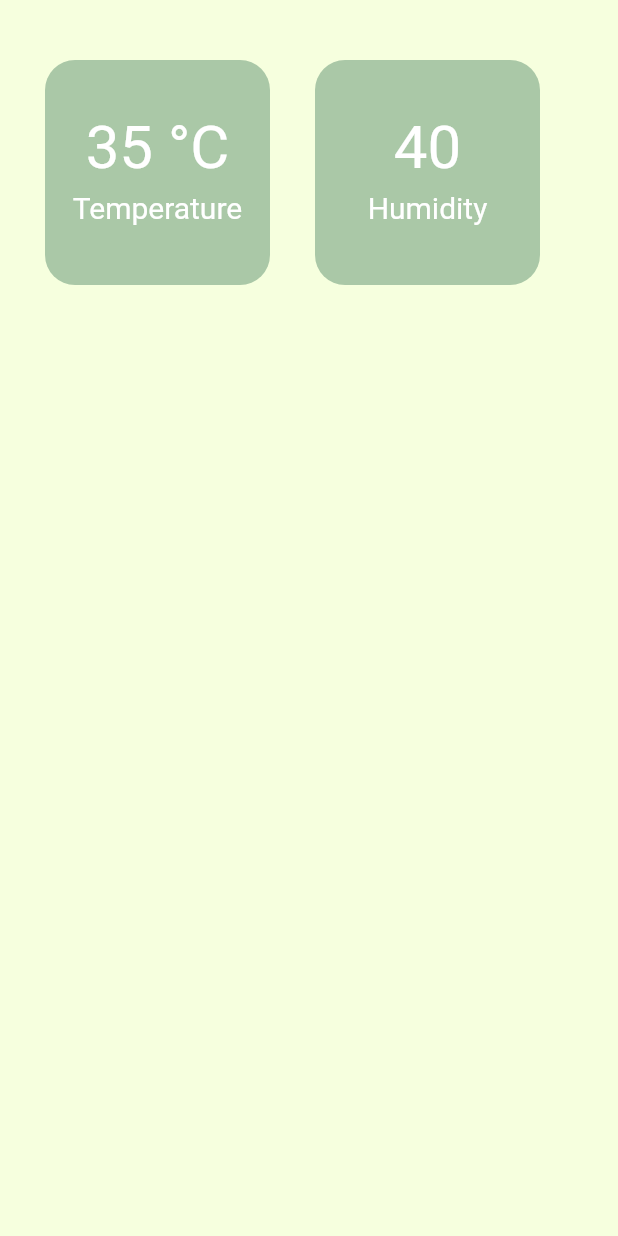
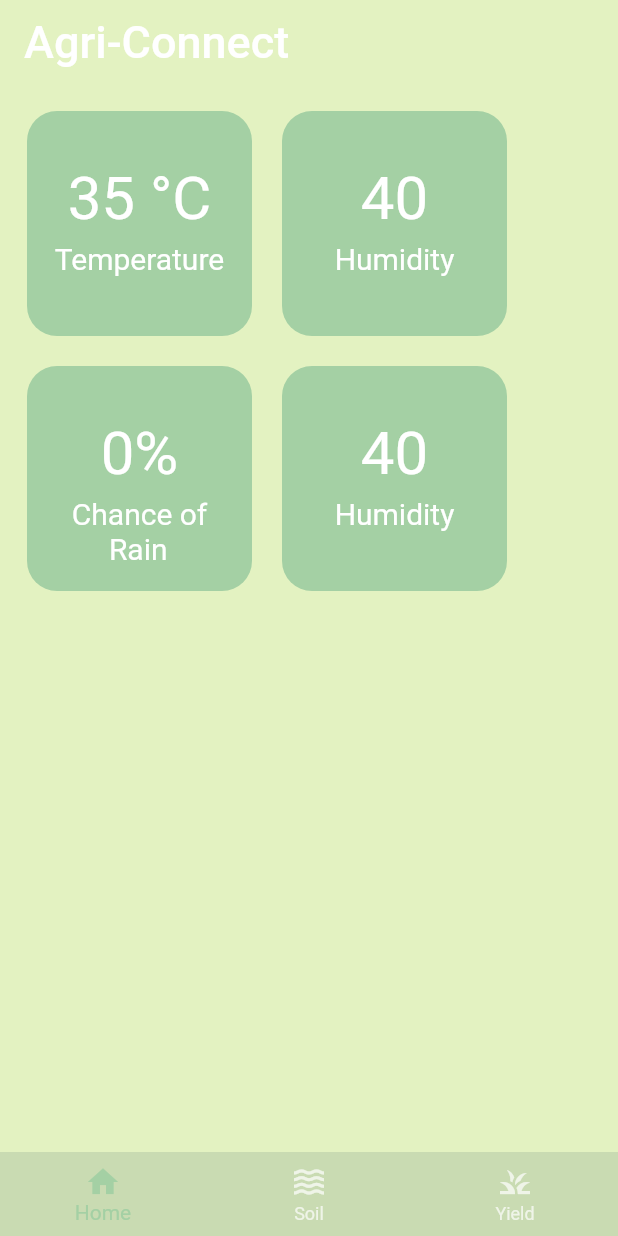
Before and after one commit to Adithya-Sakaray/Agri-Connect, a Flutter app: the screen it shows after launch, on a phone screen of 412 x 824 dp. Run offline on Flutter 3.47's test engine with Material 2 defaults, Android fonts, the phone set to English and light mode, and no system bars; our stand-ins replace get.

Commit message:
weather api integration

```diff
--- a/lib/ThemeData.dart
+++ b/lib/ThemeData.dart
@@ -4,9 +4,9 @@ class AppTheme{
   static ThemeData darkThemeData = ThemeData(
       colorScheme: const ColorScheme(
     brightness: Brightness.dark,
-    background: Color(0xFFF6FFDE),
-    primary: Color(0xFFE3F2C1),
-    secondary: Color(0xFFC9DBB2),
+    background: Color(0xFFE3F2C1),
+    primary: Color(0xFFC9DBB2),
+    secondary: Color(0xFFA4D0A4),
     tertiary: Color(0xFFAAC8A7),
     error: Colors.red,
     onError: Colors.red,
--- a/lib/components/SensorContainer.dart
+++ b/lib/components/sensor_container.dart
@@ -11,13 +11,13 @@ class SensorContainer extends StatelessWidget {
       height: 150,
       width: 150,
       decoration: BoxDecoration(
-        color: Theme.of(context).colorScheme.tertiary,
+        color: Theme.of(context).colorScheme.secondary,
         borderRadius: BorderRadius.circular(20)
         ),
         child: Center(
           child: Column(children: [
             SizedBox(height: 35,),
-            Text("$value", style: TextStyle(fontSize: 40, ),),
+            Text("$value", textAlign: TextAlign.center,style: TextStyle(fontSize: 40, ),),
             SizedBox(height: 5,),
             Text(type, style: TextStyle(fontSize: 20),)
           ]),
--- /dev/null
+++ b/lib/controllers/weather_controller.dart
@@ -0,0 +1,15 @@
+import 'dart:async';
+
+import 'package:flutter/material.dart';
+import "package:get/get.dart";
+
+import '../services/weather_service.dart';
+
+class WeatherController extends GetxController {
+
+  var rain = "0".obs;
+
+  void getRain() async {
+    rain = await WeatherService.getRain();
+  }
+}
--- a/lib/main.dart
+++ b/lib/main.dart
@@ -1,6 +1,7 @@
 import 'package:flutter/material.dart';
 import 'package:iot_project/ThemeData.dart';
-import 'package:iot_project/screens/HomeScreen.dart';
+import 'package:iot_project/screens/bottom_nav_bar.dart';
+import 'package:iot_project/screens/home_screen.dart';
 
 void main() {
   runApp(const MyApp());
@@ -16,7 +17,7 @@ class MyApp extends StatelessWidget {
       debugShowCheckedModeBanner: false,
       title: 'Flutter Demo',
       theme: AppTheme.darkThemeData,
-      home: const HomeScreen(),
+      home: const BottomNavBar(),
     );
   }
 }
--- a/lib/screens/HomeScreen.dart
+++ /dev/null
@@ -1,32 +0,0 @@
-import 'package:flutter/material.dart';
-import 'package:iot_project/components/SensorContainer.dart';
-
-class HomeScreen extends StatelessWidget {
-  const HomeScreen({super.key});
-
-  @override
-  Widget build(BuildContext context) {
-    return Scaffold(
-      backgroundColor: Theme.of(context).colorScheme.background,
-      body: SafeArea(
-        child: SingleChildScrollView(child: Column(
-          children: [
-
-            Row(
-              children: [
-                Padding(
-                  padding: const EdgeInsets.only(right:15, left: 30, top: 40),
-                  child: SensorContainer(value: "35 °C", type: "Temperature"),
-                ),
-                Padding(
-              padding: const EdgeInsets.only(right:30, left: 15, top: 40),
-              child: SensorContainer(value: "40", type: "Humidity",),
-            ),
-              ],
-            ),
-          ],
-        ),)
-      ),
-    );
-  }
-}
--- /dev/null
+++ b/lib/screens/bottom_nav_bar.dart
@@ -0,0 +1,58 @@
+import 'package:flutter/material.dart';
+import 'package:iot_project/screens/soil_screen.dart';
+import 'soil_screen.dart';
+import 'home_screen.dart';
+import 'yield_screen.dart';
+
+class BottomNavBar extends StatefulWidget {
+  const BottomNavBar({super.key});
+
+  @override
+  State<BottomNavBar> createState() => _BottomNavBarState();
+}
+
+class _BottomNavBarState extends State<BottomNavBar> {
+
+
+  int selectedIndex = 0;
+  void setIndex(int index){
+    setState(() {
+      selectedIndex = index;
+    });
+  }
+
+  final List <Widget> pages = [
+    HomeScreen(),
+    SoilScreen(),
+    YieldScreen(),
+  ];
+  @override
+  Widget build(BuildContext context) {
+    return Scaffold(
+      bottomNavigationBar: BottomNavigationBar(
+        currentIndex: selectedIndex,
+        onTap: setIndex,
+        backgroundColor: Theme.of(context).colorScheme.primary,
+        elevation: 0,
+        selectedItemColor: Theme.of(context).colorScheme.secondary,
+        unselectedItemColor: Colors.white70,
+        items:  [
+          BottomNavigationBarItem(
+            icon: Icon(Icons.home),
+            label: "Home"
+          ),
+          BottomNavigationBarItem(
+            icon: Icon(Icons.waves),
+            label: "Soil",
+          ),
+          BottomNavigationBarItem(
+            icon: Icon(Icons.grass),
+            label: "Yield",
+          ),
+        ],
+      ),
+
+      body: pages[selectedIndex],
+    );
+  }
+}
--- /dev/null
+++ b/lib/screens/home_screen.dart
@@ -0,0 +1,72 @@
+import 'dart:async';
+
+import 'package:flutter/material.dart';
+import 'package:get/get.dart';
+import 'package:iot_project/components/sensor_container.dart';
+import 'package:iot_project/controllers/weather_controller.dart';
+
+class HomeScreen extends StatefulWidget {
+  const HomeScreen({super.key});
+
+  @override
+  State<HomeScreen> createState() => _HomeScreenState();
+}
+
+class _HomeScreenState extends State<HomeScreen> {
+
+  final WeatherController weatherController = Get.put(WeatherController());
+
+  @override
+  void onInitState(){
+    super.initState();
+    weatherController.getRain();
+  }
+  @override
+  Widget build(BuildContext context) {
+    return Scaffold(
+      appBar: AppBar(
+        backgroundColor: Theme.of(context).colorScheme.background,
+        elevation: 0,
+        title: Text("Agri-Connect", style: TextStyle(fontSize: 30,color: Colors.white),),
+      ),
+      backgroundColor: Theme.of(context).colorScheme.background,
+      body: SafeArea(
+        child: Padding(
+          padding: const EdgeInsets.all(8.0),
+          child: SingleChildScrollView(child: Column(
+            children: [
+
+              Row(
+                children: [
+                  Padding(
+                    padding: const EdgeInsets.all(10.0),
+                    child: SensorContainer(value: "35 °C", type: "Temperature"),
+                  ),
+                  Padding(
+                padding: const EdgeInsets.all(10.0),
+                child: SensorContainer(value: "40", type: "Humidity",),
+              ),
+                ],
+              ),
+
+              Row(
+                children: [
+                  Padding(
+                    padding: const EdgeInsets.all(10.0),
+                    child: GestureDetector(
+                      onTap: weatherController.getRain,
+                      child: SensorContainer(value: "${weatherController.rain}%", type: "Chance of\n\t\t\t\t\tRain")),
+                  ),
+                  Padding(
+                padding: const EdgeInsets.all(10.0),
+                child: SensorContainer(value: "40", type: "Humidity",),
+              ),
+                ],
+              ),
+            ],
+          ),),
+        )
+      ),
+    );
+  }
+}
--- /dev/null
+++ b/lib/services/weather_service.dart
@@ -0,0 +1,28 @@
+import 'dart:async';
+import 'dart:convert';
+import 'package:get/get.dart';
+import 'package:http/http.dart' as http;
+
+class WeatherService {
+
+  static FutureOr<RxString>  getRain() async {
+
+    var accessKey = "3250bd90e72ededad9274ad2dcb08e99";
+    var client = http.Client();
+    var url = Uri.parse("https://api.openweathermap.org/data/2.5/forecast?lat=44.34&lon=10.99&appid=$accessKey&units=metric");
+
+    var response = await client.get(url);
+    if(response.statusCode == 200){
+      var raindata = "0".obs;
+      var json = response.body;
+      var data = jsonDecode(json);
+      var rain = data["list"][0]["pop"];
+      rain = (rain * 100).round().toString();
+      raindata.value = rain;
+      return raindata;
+    }
+    else{
+      return "L".obs;
+    }
+  }
+}
```
Also changed, not shown: lib/screens/soil_screen.dart (added, +14 -0 lines), lib/screens/yield_screen.dart (added, +14 -0 lines), pubspec.lock, 5 other files.
